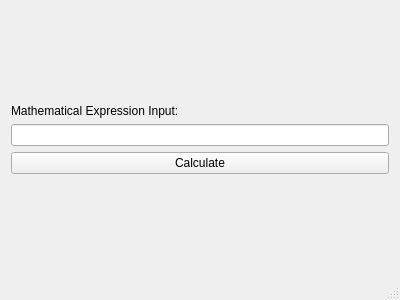
Qt form mainwindow.ui (JohnDTill/BnfCalculator) before a commit.
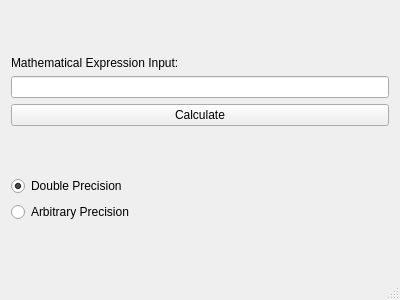
The same form after that commit.

```diff
--- a/mainwindow.ui
+++ b/mainwindow.ui
@@ -45,6 +45,36 @@
       </property>
      </widget>
     </item>
+    <item>
+     <spacer name="verticalSpacer_3">
+      <property name="orientation">
+       <enum>Qt::Vertical</enum>
+      </property>
+      <property name="sizeHint" stdset="0">
+       <size>
+        <width>20</width>
+        <height>20</height>
+       </size>
+      </property>
+     </spacer>
+    </item>
+    <item>
+     <widget class="QRadioButton" name="radioDouble">
+      <property name="text">
+       <string>Double Precision</string>
+      </property>
+      <property name="checked">
+       <bool>true</bool>
+      </property>
+     </widget>
+    </item>
+    <item>
+     <widget class="QRadioButton" name="radioSymbolic">
+      <property name="text">
+       <string>Arbitrary Precision</string>
+      </property>
+     </widget>
+    </item>
     <item>
      <spacer name="verticalSpacer_2">
       <property name="orientation">
```
